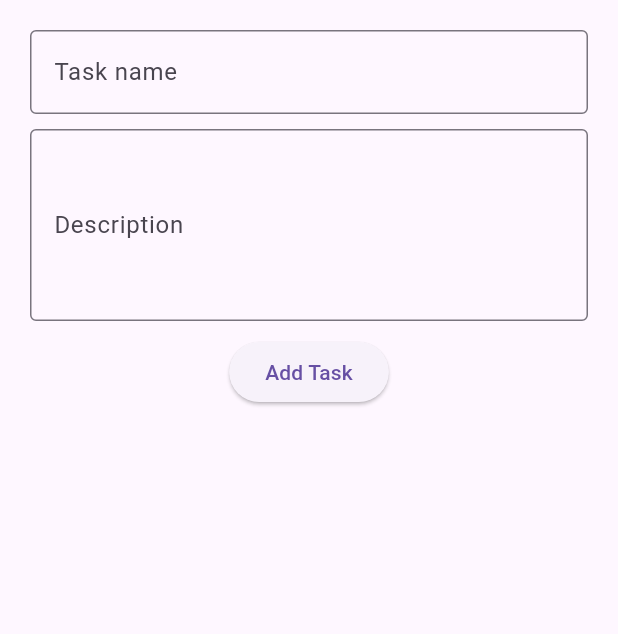
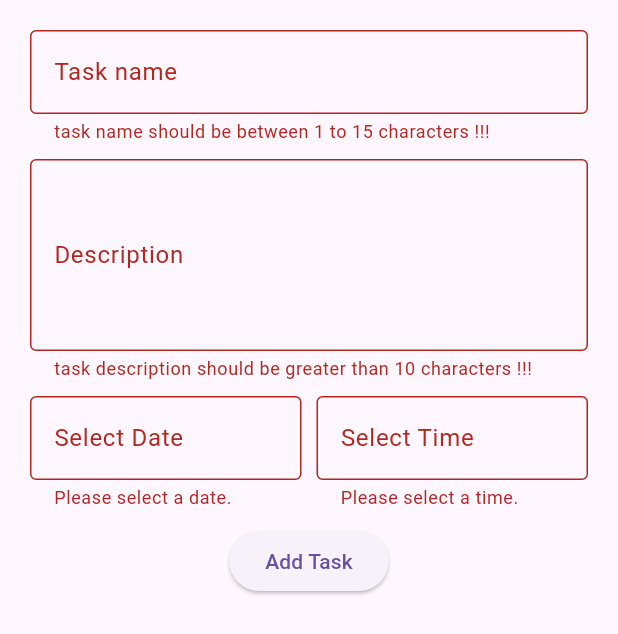
Before and after one commit to robajo1/todo_list-app, a Flutter app: the Addtask widget shown alone on an empty page, opened directly, after a tap on "Add Task", on a phone screen of 412 x 824 dp. Shown: the top 634 px of the screen. Run offline on Flutter 3.47's test engine with Material 3 defaults, Android fonts, the phone set to English and light mode, and no system bars; our stand-ins replace hive, hive_flutter; missing offline and left inert: dart:ffi; accounts and stored records are empty.

Commit message:
Refactor Addtask widget to Stateful and implemented task saving functionality, added ListTask widget for displaying tasks

```diff
--- a/lib/addtask.dart
+++ b/lib/addtask.dart
@@ -1,7 +1,40 @@
+import 'dart:ffi';
+
 import 'package:flutter/material.dart';
+import 'package:to_do_app/Task.dart';
+import 'package:to_do_app/box.dart';
 
-class Addtask extends StatelessWidget {
+class Addtask extends StatefulWidget {
   const Addtask({super.key});
+
+  @override
+  State<Addtask> createState() => _AddtaskState();
+}
+
+class _AddtaskState extends State<Addtask> {
+  DateTime? _selectedDate;
+  TimeOfDay? _selectedTime;
+  String taskname = '';
+  String description = '';
+  DateTime? date;
+  bool isadded = false;
+
+  var _inputkey = GlobalKey<FormState>();
+  void _saveitem() {
+    if (_inputkey.currentState!.validate()) {
+      _inputkey.currentState!.save();
+
+      taskbox.put(
+        'key_${combineDateAndTime(_selectedDate!, _selectedTime!)}',
+        Task(
+          task_name: taskname,
+          task_description: description,
+          task_date: combineDateAndTime(_selectedDate!, _selectedTime!),
+        ),
+      );
+      isadded = true;
+    }
+  }
 
   @override
   Widget build(BuildContext context) {
@@ -10,9 +43,22 @@ class Addtask extends StatelessWidget {
       width: double.infinity,
       padding: const EdgeInsets.all(20),
       child: Form(
+        key: _inputkey,
         child: Column(
           children: [
             TextFormField(
+              validator: (value) {
+                if (value == null ||
+                    value.isEmpty ||
+                    (value.trim()).length <= 1 ||
+                    value.length > 15) {
+                  return "task name should be between 1 to 15 characters !!!";
+                }
+                return null;
+              },
+              onSaved: (value) {
+                taskname = value!;
+              },
               decoration: const InputDecoration(
                 labelText: 'Task name',
                 border: OutlineInputBorder(),
@@ -20,6 +66,18 @@ class Addtask extends StatelessWidget {
             ),
             const SizedBox(height: 10),
             TextFormField(
+              validator: (value) {
+                if (value == null ||
+                    value.isEmpty ||
+                    (value.trim()).length <= 1 ||
+                    value.length < 10) {
+                  return "task description should be greater than 10 characters !!!";
+                }
+                return null;
+              },
+              onSaved: (value) {
+                description = value!;
+              },
               maxLines: 4,
               decoration: const InputDecoration(
                 labelText: 'Description',
@@ -27,12 +85,106 @@ class Addtask extends StatelessWidget {
               ),
             ),
             const SizedBox(height: 10),
+            Row(
+              children: [
+                Expanded(
+                  child: GestureDetector(
+                    onTap: _pickDate,
+                    child: AbsorbPointer(
+                      child: TextFormField(
+                        validator: (value) {
+                          if (_selectedDate == null) {
+                            return "Please select a date.";
+                          }
+                          return null;
+                        },
+                        decoration: InputDecoration(
+                          labelText: formatDate(_selectedDate),
+                          border: OutlineInputBorder(),
+                        ),
+                      ),
+                    ),
+                  ),
+                ),
+                const SizedBox(width: 10),
+                Expanded(
+                  child: GestureDetector(
+                    onTap: _pickTime,
+                    child: AbsorbPointer(
+                      child: TextFormField(
+                        validator: (value) {
+                          if (_selectedDate == null) {
+                            return "Please select a time.";
+                          }
+                          return null;
+                        },
+                        decoration: InputDecoration(
+                          labelText: formatTime(_selectedTime),
+                          border: OutlineInputBorder(),
+                        ),
+                      ),
+                    ),
+                  ),
+                ),
+              ],
+            ),
+            const SizedBox(height: 10),
             ElevatedButton(
-            onPressed: () {},
+              onPressed: () {
+                _saveitem();
+                if (isadded) Navigator.pop(context);
+              },
               child: const Text('Add Task'),
             ),
           ],
-      )),
+        ),
+      ),
     );
   }
+
+  DateTime combineDateAndTime(DateTime date, TimeOfDay time) {
+    return DateTime(
+      date.year,
+      date.month,
+      date.day,
+      time.hour,
+      time.minute,
+    );
   }
+
+  String formatTime(TimeOfDay? time) {
+    if (time == null) return 'Select Time';
+    return '${time.hour}:${time.minute}';
+  }
+
+  String formatDate(DateTime? date) {
+    if (date == null) return 'Select Date';
+    return '${date.day}/${date.month}/${date.year}';
+  }
+
+  void _pickTime() async {
+    TimeOfDay? time = await showTimePicker(
+      context: context,
+      initialTime: TimeOfDay.now(),
+    );
+    if (time != null) {
+      setState(() {
+        _selectedTime = time;
+      });
+    }
+  }
+
+  void _pickDate() async {
+    DateTime? date = await showDatePicker(
+      context: context,
+      initialDate: DateTime.now(),
+      firstDate: DateTime.now(),
+      lastDate: DateTime(2030),
+    );
+    if (date != null) {
+      setState(() {
+        _selectedDate = date;
+      });
+    }
+  }
+}
```
Also changed, not shown: lib/list_task.dart (added, +36 -0 lines), lib/main.dart (+6 -3 lines). Lines whose indentation alone changed are shown as unchanged.
